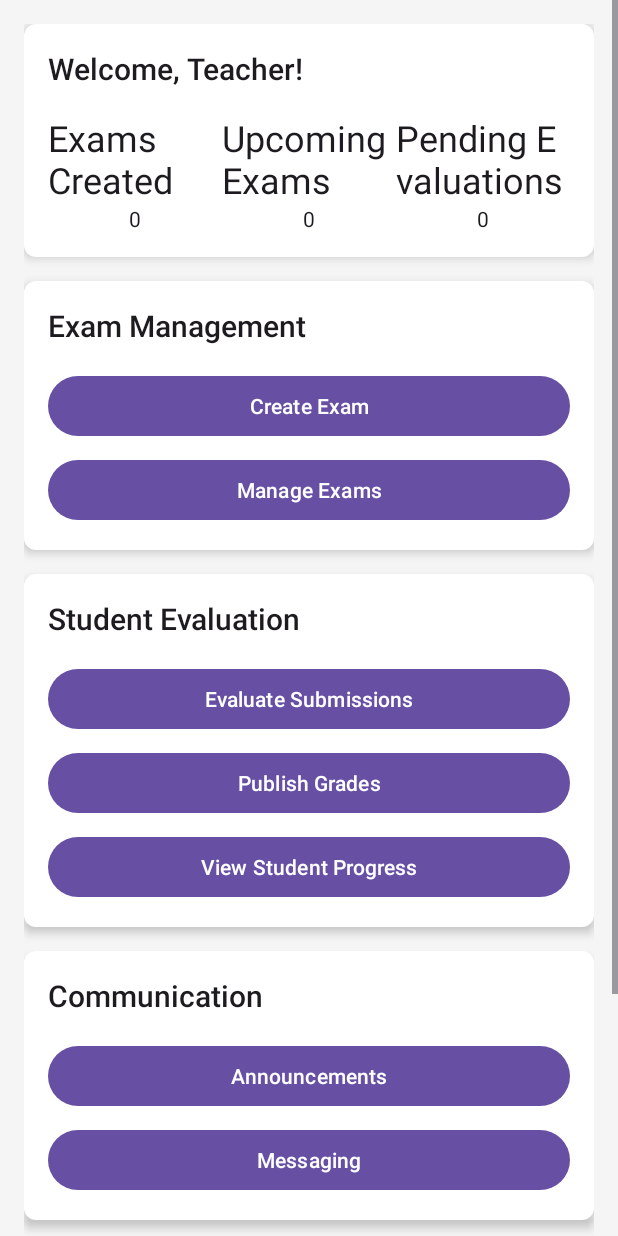
After one commit to abirmehmed/Exam_managment_system-, an Android app: the layout activity_teacher_homepage.xml on its own in the app's theme, with its tools: preview values and no code run, on a phone screen of 412 x 824 dp. The commit adds this screen. Run offline under Robolectric (Android 15) with nearby library versions, the phone set to English and light mode, and no system bars.

Commit message:
udadate 0.4

```diff
--- /dev/null
+++ b/app/src/main/res/drawable/rounded_background.xml
@@ -0,0 +1,6 @@
+<?xml version="1.0" encoding="utf-8"?>
+<shape xmlns:android="http://schemas.android.com/apk/res/android"
+    android:shape="rectangle">
+    <corners android:radius="8dp" />
+    <solid android:color="@color/white" />
+</shape>
--- /dev/null
+++ b/app/src/main/res/layout/activity_teacher_homepage.xml
@@ -0,0 +1,246 @@
+<?xml version="1.0" encoding="utf-8"?>
+<ScrollView xmlns:android="http://schemas.android.com/apk/res/android"
+    android:layout_width="match_parent"
+    android:layout_height="match_parent"
+    android:background="@color/background">
+
+    <LinearLayout
+        android:layout_width="match_parent"
+        android:layout_height="wrap_content"
+        android:orientation="vertical"
+        android:padding="16dp">
+
+        <!-- Dashboard Overview -->
+        <LinearLayout
+            android:layout_width="match_parent"
+            android:layout_height="wrap_content"
+            android:background="@drawable/rounded_background"
+            android:elevation="4dp"
+            android:orientation="vertical"
+            android:padding="16dp">
+
+            <TextView
+                android:id="@+id/tv_welcome_message"
+                android:layout_width="wrap_content"
+                android:layout_height="wrap_content"
+                android:text="@string/welcome_message"
+                android:textAppearance="@style/TextAppearance.AppCompat.Title" />
+
+            <LinearLayout
+                android:layout_width="match_parent"
+                android:layout_height="wrap_content"
+                android:layout_marginTop="16dp"
+                android:orientation="horizontal"
+                android:weightSum="3">
+
+                <LinearLayout
+                    android:layout_width="0dp"
+                    android:layout_height="wrap_content"
+                    android:layout_weight="1"
+                    android:gravity="center"
+                    android:orientation="vertical">
+
+                    <TextView
+                        android:id="@+id/tv_exams_created"
+                        android:layout_width="wrap_content"
+                        android:layout_height="wrap_content"
+                        android:text="@string/exams_created"
+                        android:textAppearance="@style/TextAppearance.AppCompat.Headline" />
+
+                    <TextView
+                        android:id="@+id/tv_exams_created_count"
+                        android:layout_width="wrap_content"
+                        android:layout_height="wrap_content"
+                        android:text="@string/placeholder_count"
+                        android:textAppearance="@style/TextAppearance.AppCompat.Body1" />
+
+                </LinearLayout>
+
+                <LinearLayout
+                    android:layout_width="0dp"
+                    android:layout_height="wrap_content"
+                    android:layout_weight="1"
+                    android:gravity="center"
+                    android:orientation="vertical">
+
+                    <TextView
+                        android:id="@+id/tv_upcoming_exams"
+                        android:layout_width="wrap_content"
+                        android:layout_height="wrap_content"
+                        android:text="@string/upcoming_exams"
+                        android:textAppearance="@style/TextAppearance.AppCompat.Headline" />
+
+                    <TextView
+                        android:id="@+id/tv_upcoming_exams_count"
+                        android:layout_width="wrap_content"
+                        android:layout_height="wrap_content"
+                        android:text="@string/placeholder_count"
+                        android:textAppearance="@style/TextAppearance.AppCompat.Body1" />
+
+                </LinearLayout>
+
+                <LinearLayout
+                    android:layout_width="0dp"
+                    android:layout_height="wrap_content"
+                    android:layout_weight="1"
+                    android:gravity="center"
+                    android:orientation="vertical">
+
+                    <TextView
+                        android:id="@+id/tv_pending_evaluations"
+                        android:layout_width="wrap_content"
+                        android:layout_height="wrap_content"
+                        android:text="@string/pending_evaluations"
+                        android:textAppearance="@style/TextAppearance.AppCompat.Headline" />
+
+                    <TextView
+                        android:id="@+id/tv_pending_evaluations_count"
+                        android:layout_width="wrap_content"
+                        android:layout_height="wrap_content"
+                        android:text="@string/placeholder_count"
+                        android:textAppearance="@style/TextAppearance.AppCompat.Body1" />
+
+                </LinearLayout>
+
+            </LinearLayout>
+
+        </LinearLayout>
+
+        <!-- Exam Management -->
+        <LinearLayout
+            android:layout_width="match_parent"
+            android:layout_height="wrap_content"
+            android:layout_marginTop="16dp"
+            android:background="@drawable/rounded_background"
+            android:elevation="4dp"
+            android:orientation="vertical"
+            android:padding="16dp">
+
+            <TextView
+                android:layout_width="wrap_content"
+                android:layout_height="wrap_content"
+                android:text="@string/exam_management"
+                android:textAppearance="@style/TextAppearance.AppCompat.Title" />
+
+            <Button
+                android:id="@+id/btn_create_exam"
+                android:layout_width="match_parent"
+                android:layout_height="wrap_content"
+                android:layout_marginTop="16dp"
+                android:text="@string/create_exam" />
+
+            <Button
+                android:id="@+id/btn_manage_exams"
+                android:layout_width="match_parent"
+                android:layout_height="wrap_content"
+                android:layout_marginTop="8dp"
+                android:text="@string/manage_exams" />
+
+        </LinearLayout>
+
+        <!-- Student Evaluation -->
+        <LinearLayout
+            android:layout_width="match_parent"
+            android:layout_height="wrap_content"
+            android:layout_marginTop="16dp"
+            android:background="@drawable/rounded_background"
+            android:elevation="4dp"
+            android:orientation="vertical"
+            android:padding="16dp">
+
+            <TextView
+                android:layout_width="wrap_content"
+                android:layout_height="wrap_content"
+                android:text="@string/student_evaluation"
+                android:textAppearance="@style/TextAppearance.AppCompat.Title" />
+
+            <Button
+                android:id="@+id/btn_evaluate_submissions"
+                android:layout_width="match_parent"
+                android:layout_height="wrap_content"
+                android:layout_marginTop="16dp"
+                android:text="@string/evaluate_submissions" />
+
+            <Button
+                android:id="@+id/btn_publish_grades"
+                android:layout_width="match_parent"
+                android:layout_height="wrap_content"
+                android:layout_marginTop="8dp"
+                android:text="@string/publish_grades" />
+
+            <Button
+                android:id="@+id/btn_view_student_progress"
+                android:layout_width="match_parent"
+                android:layout_height="wrap_content"
+                android:layout_marginTop="8dp"
+                android:text="@string/view_student_progress" />
+
+        </LinearLayout>
+
+        <!-- Communication -->
+        <LinearLayout
+            android:layout_width="match_parent"
+            android:layout_height="wrap_content"
+            android:layout_marginTop="16dp"
+            android:background="@drawable/rounded_background"
+            android:elevation="4dp"
+            android:orientation="vertical"
+            android:padding="16dp">
+
+            <TextView
+                android:layout_width="wrap_content"
+                android:layout_height="wrap_content"
+                android:text="@string/communication"
+                android:textAppearance="@style/TextAppearance.AppCompat.Title" />
+
+            <Button
+                android:id="@+id/btn_announcements"
+                android:layout_width="match_parent"
+                android:layout_height="wrap_content"
+                android:layout_marginTop="16dp"
+                android:text="@string/announcements" />
+
+            <Button
+                android:id="@+id/btn_messaging"
+                android:layout_width="match_parent"
+                android:layout_height="wrap_content"
+                android:layout_marginTop="8dp"
+                android:text="@string/messaging" />
+
+        </LinearLayout>
+
+        <!-- Resource Center -->
+        <LinearLayout
+            android:layout_width="match_parent"
+            android:layout_height="wrap_content"
+            android:layout_marginTop="16dp"
+            android:background="@drawable/rounded_background"
+            android:elevation="4dp"
+            android:orientation="vertical"
+            android:padding="16dp">
+
+            <TextView
+                android:layout_width="wrap_content"
+                android:layout_height="wrap_content"
+                android:text="@string/resource_center"
+                android:textAppearance="@style/TextAppearance.AppCompat.Title" />
+
+            <Button
+                android:id="@+id/btn_resource_library"
+                android:layout_width="match_parent"
+                android:layout_height="wrap_content"
+                android:layout_marginTop="16dp"
+                android:text="@string/resource_library" />
+
+            <Button
+                android:id="@+id/btn_syllabus"
+                android:layout_width="match_parent"
+                android:layout_height="wrap_content"
+                android:layout_marginTop="8dp"
+                android:text="@string/syllabus" />
+
+        </LinearLayout>
+
+    </LinearLayout>
+
+</ScrollView>
--- a/app/src/main/res/values/colors.xml
+++ b/app/src/main/res/values/colors.xml
@@ -7,5 +7,8 @@
     <color name="blue">#007bff</color>
     <color name="green">#28a745</color>
     <color name="gray">#CCCCCC</color>
+    <color name="background">#F5F5F5</color>
+    <color name="white">#FFFFFF</color>
+
 
 </resources>
--- a/app/src/main/res/values/strings.xml
+++ b/app/src/main/res/values/strings.xml
@@ -18,4 +18,26 @@
     <string name="enter_username">Enter username</string>
     <string name="enter_password">Enter password</string>
 
+    <string name="welcome_message">Welcome, Teacher!</string>
+    <string name="exams_created">Exams Created</string>
+    <string name="upcoming_exams">Upcoming Exams</string>
+    <string name="pending_evaluations">Pending Evaluations</string>
+    <string name="create_exam">Create Exam</string>
+    <string name="manage_exams">Manage Exams</string>
+    <string name="evaluate_submissions">Evaluate Submissions</string>
+    <string name="publish_grades">Publish Grades</string>
+    <string name="view_student_progress">View Student Progress</string>
+    <string name="announcements">Announcements</string>
+    <string name="messaging">Messaging</string>
+    <string name="resource_library">Resource Library</string>
+    <string name="syllabus">Syllabus</string>
+    <string name="placeholder_count">0</string>
+
+    <string name="exam_management">Exam Management</string>
+    <string name="student_evaluation">Student Evaluation</string>
+    <string name="communication">Communication</string>
+    <string name="resource_center">Resource Center</string>
+
+
+
 </resources>
```
